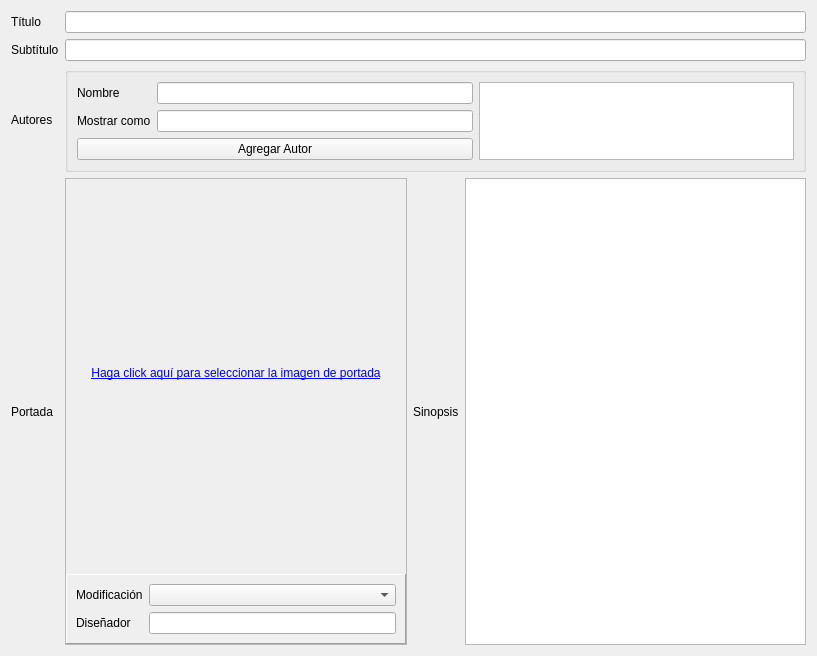
Above: gui/forms/basic_metadata_widget.ui from leandro86/epubcreator before the change. Below: the same form after it.
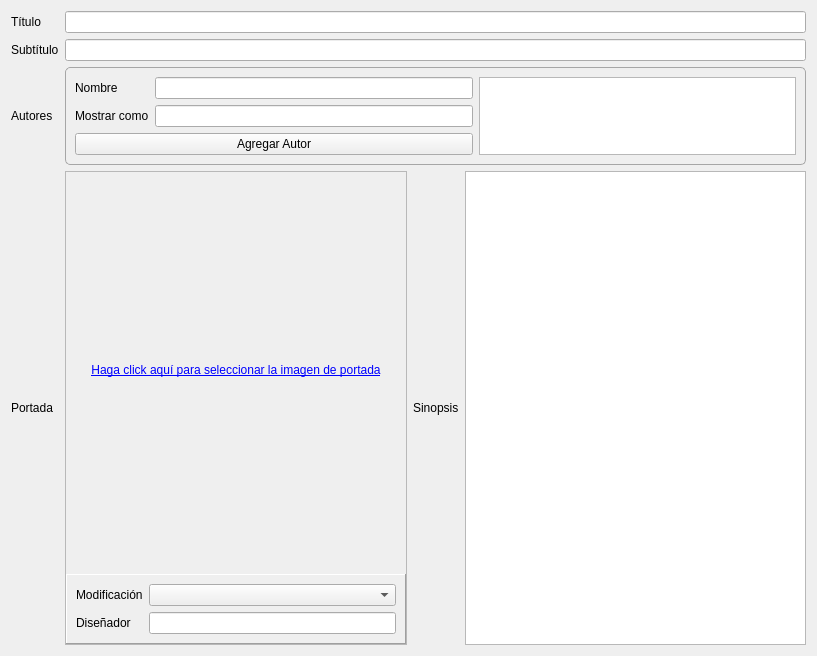
That is the form after the change. Icons and pictures are not drawn. Custom widgets are drawn as their Qt base class.

Commit message: Agregado ícono a la aplicación. Agregado un borde explícitamente a los QGroupBox. Mejorado setup.py.

What changed in the file:
```diff
--- a/gui/forms/basic_metadata_widget.ui
+++ b/gui/forms/basic_metadata_widget.ui
@@ -10,6 +10,13 @@
     <height>656</height>
    </rect>
   </property>
+  <property name="styleSheet">
+   <string notr="true">QGroupBox
+{ 
+	border: 1px solid #A6A6A6; 
+	border-radius: 5px; 
+}</string>
+  </property>
   <layout class="QGridLayout" name="gridLayout_2" rowstretch="0,0,0,0">
    <property name="spacing">
     <number>6</number>
@@ -118,6 +125,9 @@
        <verstretch>0</verstretch>
       </sizepolicy>
      </property>
+     <property name="styleSheet">
+      <string notr="true"/>
+     </property>
      <property name="title">
       <string/>
      </property>
```
The commit also changes 21 other files.
